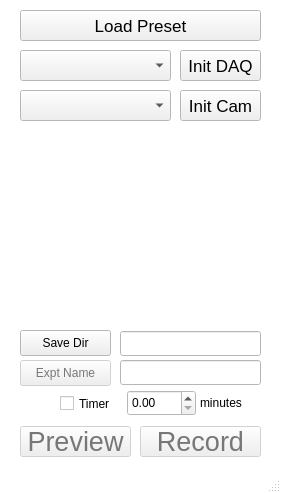
This is jackfish/gui/main_gui.ui in jbmelander/jackfish as Qt 5 draws it before an edit. The edited form follows.
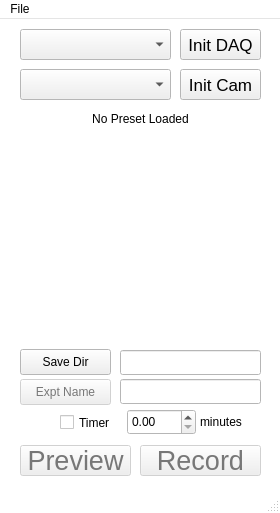
This is the edited form. Icons and pictures are not drawn.

Commit message: save default presets

What changed in the file:
```diff
--- a/jackfish/gui/main_gui.ui
+++ b/jackfish/gui/main_gui.ui
@@ -9,8 +9,8 @@
    <rect>
     <x>0</x>
     <y>0</y>
-    <width>281</width>
-    <height>493</height>
+    <width>280</width>
+    <height>513</height>
    </rect>
   </property>
   <property name="sizePolicy">
@@ -472,7 +472,7 @@
     <property name="geometry">
      <rect>
       <x>180</x>
-      <y>90</y>
+      <y>50</y>
       <width>81</width>
       <height>31</height>
      </rect>
@@ -572,7 +572,7 @@
     <property name="geometry">
      <rect>
       <x>20</x>
-      <y>90</y>
+      <y>50</y>
       <width>151</width>
       <height>31</height>
      </rect>
@@ -588,7 +588,7 @@
     <property name="geometry">
      <rect>
       <x>20</x>
-      <y>50</y>
+      <y>10</y>
       <width>151</width>
       <height>31</height>
      </rect>
@@ -604,7 +604,7 @@
     <property name="geometry">
      <rect>
       <x>180</x>
-      <y>50</y>
+      <y>10</y>
       <width>81</width>
       <height>31</height>
      </rect>
@@ -625,38 +625,13 @@
      <string>Init DAQ</string>
     </property>
    </widget>
-   <widget class="QPushButton" name="load_preset_push">
-    <property name="geometry">
-     <rect>
-      <x>20</x>
-      <y>10</y>
-      <width>241</width>
-      <height>31</height>
-     </rect>
-    </property>
-    <property name="sizePolicy">
-     <sizepolicy hsizetype="Ignored" vsizetype="Ignored">
-      <horstretch>0</horstretch>
-      <verstretch>0</verstretch>
-     </sizepolicy>
-    </property>
-    <property name="font">
-     <font>
-      <family>Arial</family>
-      <pointsize>13</pointsize>
-     </font>
-    </property>
-    <property name="text">
-     <string>Load Preset</string>
-    </property>
-   </widget>
    <widget class="QLabel" name="label">
     <property name="geometry">
      <rect>
-      <x>30</x>
-      <y>140</y>
-      <width>221</width>
-      <height>171</height>
+      <x>40</x>
+      <y>130</y>
+      <width>191</width>
+      <height>181</height>
      </rect>
     </property>
     <property name="sizePolicy">
@@ -762,8 +737,61 @@
      <double>179.990000000000009</double>
     </property>
    </widget>
+   <widget class="QLabel" name="preset_label">
+    <property name="geometry">
+     <rect>
+      <x>20</x>
+      <y>90</y>
+      <width>241</width>
+      <height>20</height>
+     </rect>
+    </property>
+    <property name="layoutDirection">
+     <enum>Qt::LeftToRight</enum>
+    </property>
+    <property name="text">
+     <string>No Preset Loaded</string>
+    </property>
+    <property name="alignment">
+     <set>Qt::AlignCenter</set>
+    </property>
+   </widget>
   </widget>
   <widget class="QStatusBar" name="statusBar"/>
+  <widget class="QMenuBar" name="menuBar">
+   <property name="geometry">
+    <rect>
+     <x>0</x>
+     <y>0</y>
+     <width>280</width>
+     <height>22</height>
+    </rect>
+   </property>
+   <widget class="QMenu" name="menuFile">
+    <property name="title">
+     <string>File</string>
+    </property>
+    <addaction name="load_preset_menu"/>
+    <addaction name="set_default_preset"/>
+    <addaction name="clear_default_preset"/>
+   </widget>
+   <addaction name="menuFile"/>
+  </widget>
+  <action name="set_default_preset">
+   <property name="text">
+    <string>Set Default Preset</string>
+   </property>
+  </action>
+  <action name="clear_default_preset">
+   <property name="text">
+    <string>Clear Default Preset</string>
+   </property>
+  </action>
+  <action name="load_preset_menu">
+   <property name="text">
+    <string>Load Preset</string>
+   </property>
+  </action>
  </widget>
  <resources/>
  <connections/>
```
The commit also changes 4 other files.
